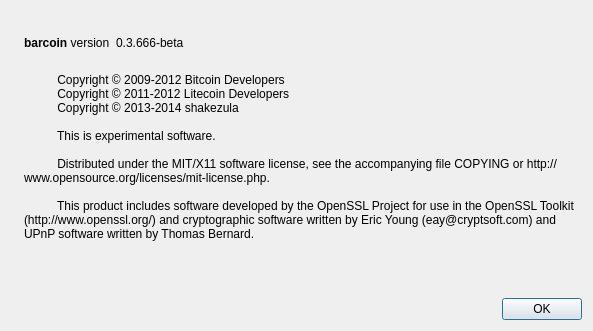
The window that src/qt/forms/aboutdialog.ui (digicredit/digicredit) describes before a commit, drawn with Qt 5.
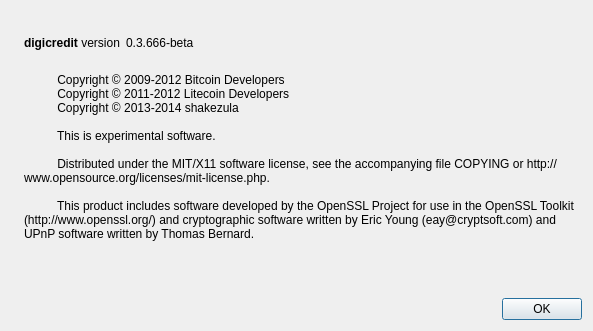
The same window after the commit. Icons and pictures are not drawn.

The edit to the form file:
```diff
--- a/src/qt/forms/aboutdialog.ui
+++ b/src/qt/forms/aboutdialog.ui
@@ -50,7 +50,7 @@
           <cursorShape>IBeamCursor</cursorShape>
          </property>
          <property name="text">
-          <string>&lt;b&gt;barcoin&lt;/b&gt; version</string>
+          <string>&lt;b&gt;digicredit&lt;/b&gt; version</string>
          </property>
          <property name="textInteractionFlags">
           <set>Qt::LinksAccessibleByMouse|Qt::TextSelectableByKeyboard|Qt::TextSelectableByMouse</set>
```
Left out of the diff: 2 changed lines with no effect on the pictures.
